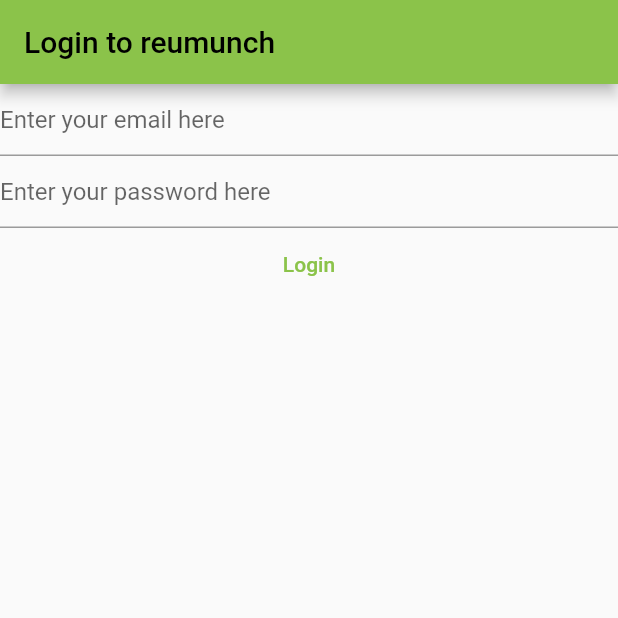
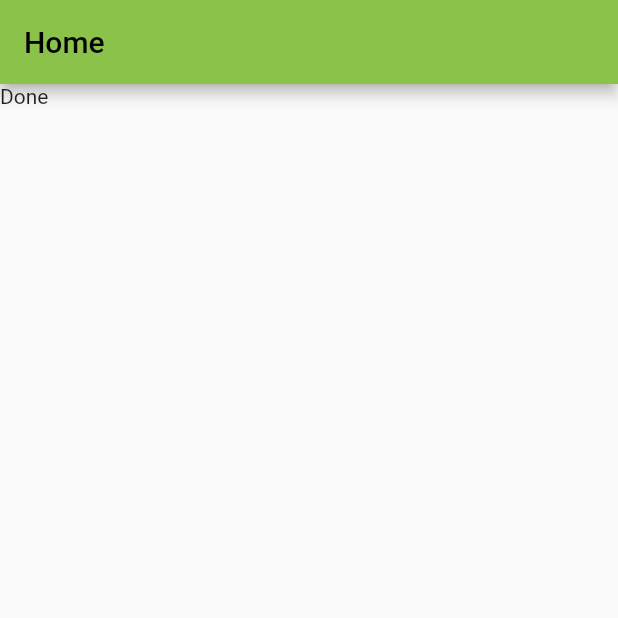
Before and after one commit to rbn-atd/reumunch, a Flutter app: the screen it shows after launch, on a phone screen of 412 x 824 dp, the top half of it. Run offline on Flutter 3.47's test engine with Material 2 defaults, Android fonts, the phone set to English and light mode, and no system bars; our stand-ins replace firebase_auth, firebase_core; accounts and stored records are empty.

Commit message:
refactored login, register and home views

```diff
--- a/lib/main.dart
+++ b/lib/main.dart
@@ -1,8 +1,8 @@
+import 'package:firebase_auth/firebase_auth.dart';
 import 'package:firebase_core/firebase_core.dart';
 import 'package:flutter/material.dart';
-import 'package:firebase_auth/firebase_auth.dart';
+import 'package:reumunch/firebase_options.dart';
 import 'package:reumunch/views/login_view.dart';
-import 'firebase_options.dart';
 
 void main() {
   runApp(
@@ -11,41 +11,19 @@ void main() {
       theme: ThemeData(
         primarySwatch: Colors.lightGreen,
       ),
-      home: const LoginView(),
+      home: const HomePage(),
     ),
   );
 }
 
-class RegisterView extends StatefulWidget {
-  const RegisterView({Key? key}) : super(key: key);
-
-  @override
-  State<RegisterView> createState() => _RegisterViewState();
-}
-
-class _RegisterViewState extends State<RegisterView> {
-  late final TextEditingController _email;
-  late final TextEditingController _password;
-
-  @override
-  void initState() {
-    _email = TextEditingController();
-    _password = TextEditingController();
-    super.initState();
-  }
-
-  @override
-  void dispose() {
-    _email = TextEditingController();
-    _password = TextEditingController();
-    super.dispose();
-  }
+class HomePage extends StatelessWidget {
+  const HomePage({Key? key}) : super(key: key);
 
   @override
   Widget build(BuildContext context) {
     return Scaffold(
       appBar: AppBar(
-        title: const Text('Register to reumunch'),
+        title: const Text('Home'),
       ),
       body: FutureBuilder(
         future: Firebase.initializeApp(
@@ -54,51 +32,13 @@ class _RegisterViewState extends State<RegisterView> {
         builder: (context, snapshot) {
           switch (snapshot.connectionState) {
             case ConnectionState.done:
-              return Column(
-                children: [
-                  TextField(
-                    controller: _email,
-                    enableSuggestions: false,
-                    autocorrect: false,
-                    keyboardType: TextInputType.emailAddress,
-                    decoration: const InputDecoration(
-                      hintText: 'Enter your email here',
-                    ),
-                  ),
-                  TextField(
-                    controller: _password,
-                    obscureText: true,
-                    enableSuggestions: false,
-                    autocorrect: false,
-                    decoration: const InputDecoration(
-                      hintText: 'Enter your password here',
-                    ),
-                  ),
-                  TextButton(
-                    onPressed: () async {
-                      final email = _email.text;
-                      final password = _password.text;
-                      try {
-                        final userCredential = await FirebaseAuth.instance
-                            .createUserWithEmailAndPassword(
-                          email: email,
-                          password: password,
-                        );
-                        print(userCredential);
-                      } on FirebaseAuthException catch (e) {
-                        if (e.code == 'weak-password') {
-                          print('weak password bruh');
-                        } else if (e.code == 'email-already-in-use') {
-                          print('email already in use lad');
-                        } else if (e.code == 'invalid-email') {
-                          print('email is flippin invalid');
-                        }
-                      }
-                    },
-                    child: const Text('Register'),
-                  ),
-                ],
-              );
+              final user = FirebaseAuth.instance.currentUser;
+              if (user?.emailVerified ?? false) {
+                print("Your email is verified");
+              } else {
+                print("Verify email");
+              }
+              return Text("Done");
             default:
               return Text('Loading...');
           }
```
Also changed, not shown: lib/views/register_view.dart (added, +96 -0 lines).
